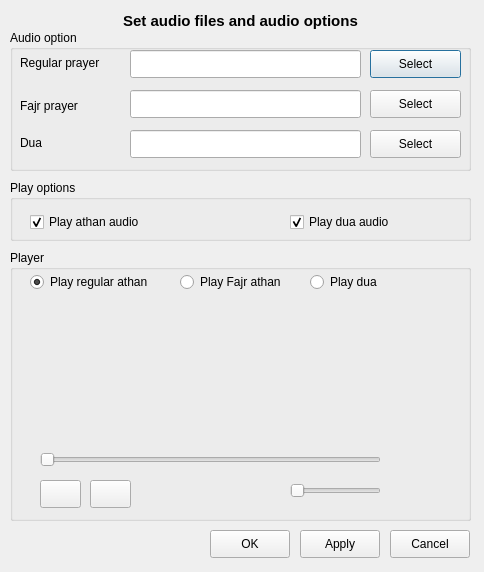
This is ui/audio.ui in sdizdarevic/qsalat as Qt 5 draws it before an edit. The edited form follows.
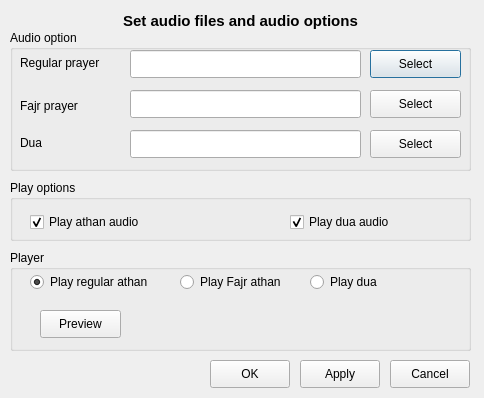
This is the edited form. Custom widgets are drawn as their Qt base class.

Patch:
```diff
--- a/ui/audio.ui
+++ b/ui/audio.ui
@@ -7,19 +7,19 @@
     <x>0</x>
     <y>0</y>
     <width>484</width>
-    <height>572</height>
+    <height>398</height>
    </rect>
   </property>
   <property name="minimumSize">
    <size>
     <width>484</width>
-    <height>461</height>
+    <height>398</height>
    </size>
   </property>
   <property name="maximumSize">
    <size>
     <width>484</width>
-    <height>700</height>
+    <height>398</height>
    </size>
   </property>
   <property name="windowTitle">
@@ -200,7 +200,7 @@
      <x>10</x>
      <y>250</y>
      <width>461</width>
-     <height>271</height>
+     <height>101</height>
     </rect>
    </property>
    <property name="title">
@@ -210,26 +210,13 @@
     <property name="geometry">
      <rect>
       <x>30</x>
-      <y>230</y>
-      <width>41</width>
+      <y>60</y>
+      <width>81</width>
       <height>28</height>
      </rect>
     </property>
     <property name="text">
-     <string/>
-    </property>
-   </widget>
-   <widget class="QPushButton" name="stopButton">
-    <property name="geometry">
-     <rect>
-      <x>80</x>
-      <y>230</y>
-      <width>41</width>
-      <height>28</height>
-     </rect>
-    </property>
-    <property name="text">
-     <string/>
+     <string>Preview</string>
     </property>
    </widget>
    <widget class="QRadioButton" name="regularRadioButton">
@@ -274,48 +261,12 @@
      <string>Play dua</string>
     </property>
    </widget>
-   <widget class="Phonon::VideoPlayer" name="videoPlayer">
-    <property name="geometry">
-     <rect>
-      <x>30</x>
-      <y>50</y>
-      <width>341</width>
-      <height>141</height>
-     </rect>
-    </property>
-   </widget>
-   <widget class="QSlider" name="timeSlider">
-    <property name="geometry">
-     <rect>
-      <x>30</x>
-      <y>200</y>
-      <width>341</width>
-      <height>20</height>
-     </rect>
-    </property>
-    <property name="orientation">
-     <enum>Qt::Horizontal</enum>
-    </property>
-   </widget>
-   <widget class="QSlider" name="volumeSlider">
-    <property name="geometry">
-     <rect>
-      <x>280</x>
-      <y>230</y>
-      <width>91</width>
-      <height>21</height>
-     </rect>
-    </property>
-    <property name="orientation">
-     <enum>Qt::Horizontal</enum>
-    </property>
-   </widget>
   </widget>
   <widget class="QPushButton" name="cancelButton">
    <property name="geometry">
     <rect>
      <x>390</x>
-     <y>530</y>
+     <y>360</y>
      <width>80</width>
      <height>28</height>
     </rect>
@@ -328,7 +279,7 @@
    <property name="geometry">
     <rect>
      <x>300</x>
-     <y>530</y>
+     <y>360</y>
      <width>80</width>
      <height>28</height>
     </rect>
@@ -341,7 +292,7 @@
    <property name="geometry">
     <rect>
      <x>210</x>
-     <y>530</y>
+     <y>360</y>
      <width>80</width>
      <height>28</height>
     </rect>
@@ -374,13 +325,6 @@
    </property>
   </widget>
  </widget>
- <customwidgets>
-  <customwidget>
-   <class>Phonon::VideoPlayer</class>
-   <extends>QWidget</extends>
-   <header location="global">phonon/videoplayer.h</header>
-  </customwidget>
- </customwidgets>
  <resources/>
  <connections/>
 </ui>
```
Left out of the diff: 2 changed lines with no effect on the pictures.
